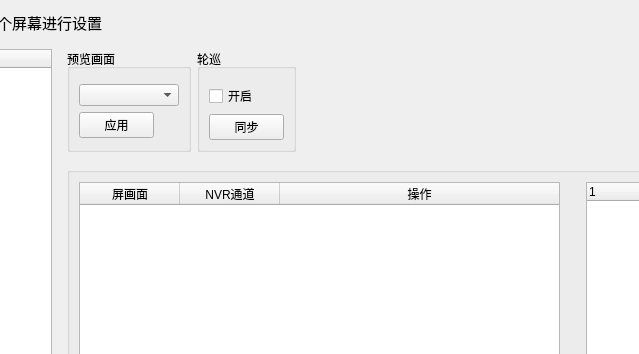
Before: the Qt Designer form gui/page/page_tvwall.ui in yao3gang/Network_Keyboard, drawn with Qt 5; both pictures show x 159 to 798 and y 0 to 354 of the 1024 by 688 pixel window.
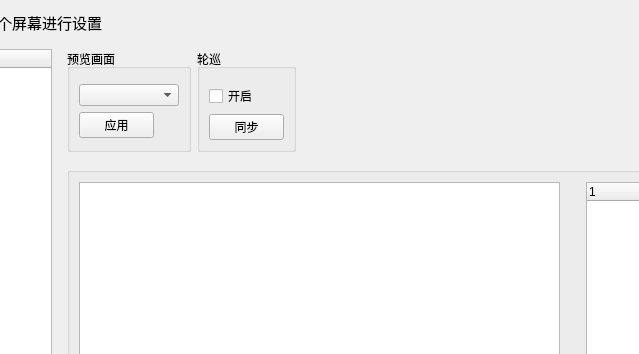
After: the same form once the commit is applied. Custom widgets are drawn as their Qt base class.

The edit to the form file:
```diff
--- a/gui/page/page_tvwall.ui
+++ b/gui/page/page_tvwall.ui
@@ -223,25 +223,10 @@
          </property>
          <layout class="QHBoxLayout" name="horizontalLayout_3">
           <item>
-           <widget class="QTableWidget" name="tableWidget">
+           <widget class="tablewidget_tvwall" name="tableWidget_tvwall">
             <attribute name="horizontalHeaderStretchLastSection">
              <bool>true</bool>
             </attribute>
-            <column>
-             <property name="text">
-              <string>屏画面</string>
-             </property>
-            </column>
-            <column>
-             <property name="text">
-              <string>NVR通道</string>
-             </property>
-            </column>
-            <column>
-             <property name="text">
-              <string>操作</string>
-             </property>
-            </column>
            </widget>
           </item>
           <item>
@@ -284,6 +269,13 @@
    </item>
   </layout>
  </widget>
+ <customwidgets>
+  <customwidget>
+   <class>tablewidget_tvwall</class>
+   <extends>QTableWidget</extends>
+   <header>tablewidget_tvwall.h</header>
+  </customwidget>
+ </customwidgets>
  <resources/>
  <connections/>
 </ui>
```
